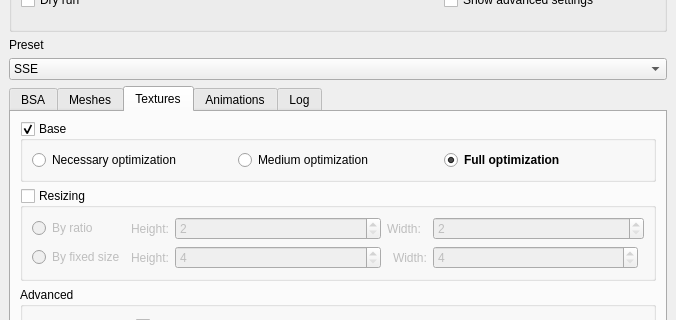
Qt form src/MainWindow.ui (Guekka/cathedral-assets-optimizer) before a commit; both pictures show x 0 to 676 and y 137 to 457 of the 676 by 688 pixel window.
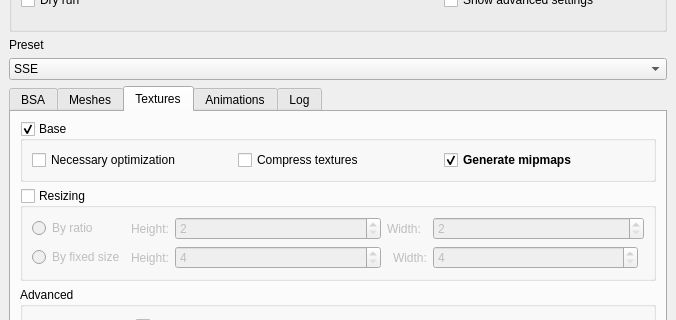
The same form after that commit.

Commit message: Compress textures and generate mipmaps are now two separate options. Cleaned and fixed some UI code.

```diff
--- a/src/MainWindow.ui
+++ b/src/MainWindow.ui
@@ -773,8 +773,8 @@
            <bool>true</bool>
           </property>
           <layout class="QHBoxLayout" name="horizontalLayout_2">
-           <item alignment="Qt::AlignLeft">
-            <widget class="QRadioButton" name="texturesNecessaryOptimizationRadioButton">
+           <item>
+            <widget class="QCheckBox" name="texturesNecessaryOptimizationCheckBox">
              <property name="sizePolicy">
               <sizepolicy hsizetype="Fixed" vsizetype="Fixed">
                <horstretch>0</horstretch>
@@ -799,14 +799,14 @@
             </widget>
            </item>
            <item>
-            <widget class="QRadioButton" name="texturesMediumOptimizationRadioButton">
+            <widget class="QCheckBox" name="texturesCompressCheckBox">
              <property name="text">
-              <string>Medium optimization</string>
+              <string>Compress textures</string>
              </property>
             </widget>
            </item>
-           <item alignment="Qt::AlignRight">
-            <widget class="QRadioButton" name="texturesFullOptimizationRadioButton">
+           <item>
+            <widget class="QCheckBox" name="texturesMipmapCheckBox">
              <property name="sizePolicy">
               <sizepolicy hsizetype="Fixed" vsizetype="Fixed">
                <horstretch>0</horstretch>
@@ -832,7 +832,7 @@
               <string>&lt;html&gt;&lt;head/&gt;&lt;body&gt;&lt;p&gt;BC7 is the most efficient compression SSE supports, reducing VRAM usage without observable quality loss. Will also convert uncompressed textures to BC7.&lt;/p&gt;&lt;/body&gt;&lt;/html&gt;</string>
              </property>
              <property name="text">
-              <string>Full optimization</string>
+              <string>Generate mipmaps</string>
              </property>
              <property name="checked">
               <bool>true</bool>
```
The commit also changes 6 other files.
